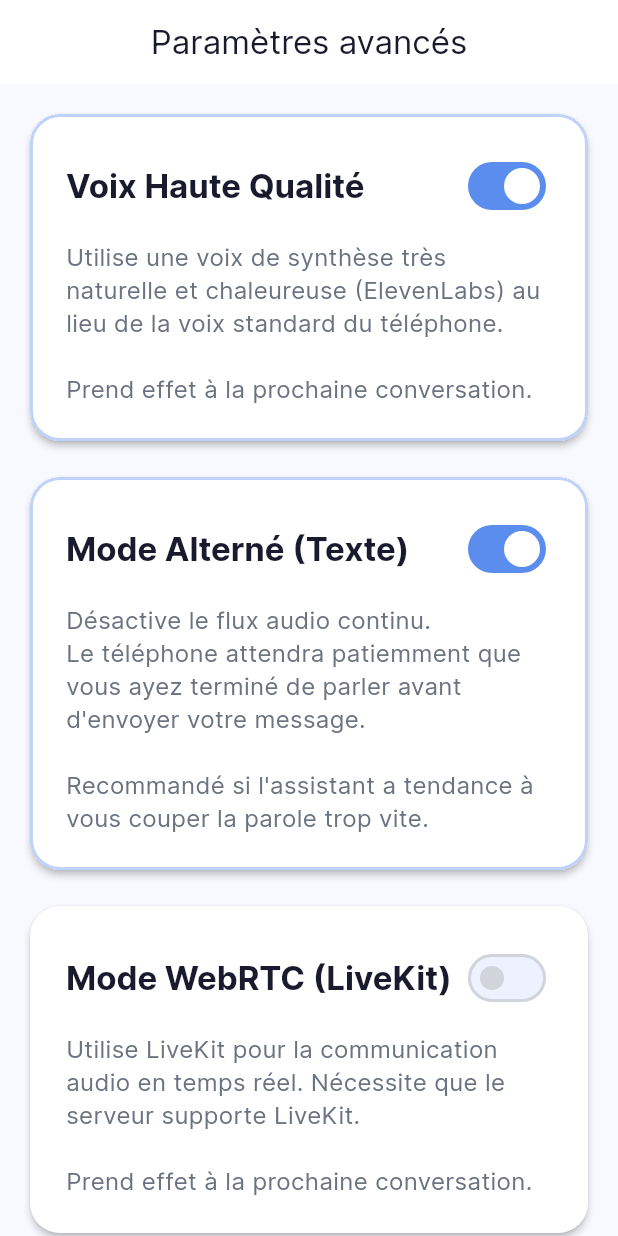
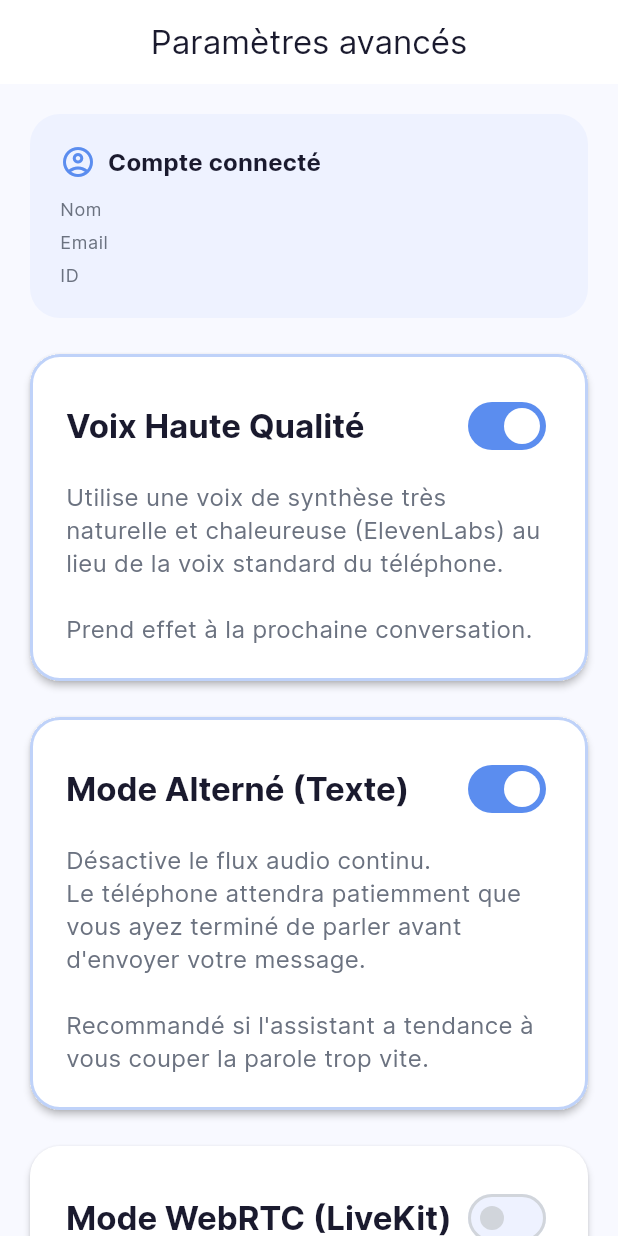
Before and after one commit to Litote/alzheimer-assistant, a Flutter app: the SettingsScreen screen opened by its route, on a phone screen of 412 x 824 dp. Run offline on Flutter 3.47's test engine with Material 3 defaults, Android fonts, the phone set to English and light mode, and no system bars; our stand-ins replace audioplayers, flutter_bloc, flutter_contacts, flutter_tts, freezed_annotation, go_router and 6 more; missing offline and left inert: flutter_pcm_sound, flutter_phone_direct_caller, livekit_client, record; accounts and stored records are empty; network calls fail.

Commit message:
fix(front): add user info and logout button in settings page

```diff
--- a/front/lib/features/settings/presentation/screens/settings_screen.dart
+++ b/front/lib/features/settings/presentation/screens/settings_screen.dart
@@ -1,10 +1,16 @@
 import 'package:flutter/material.dart';
+import 'package:alzheimer_assistant/shared/services/auth_service.dart';
 import 'package:alzheimer_assistant/shared/services/settings_service.dart';
 
 class SettingsScreen extends StatefulWidget {
-  const SettingsScreen({super.key, required this.settingsService});
+  const SettingsScreen({
+    super.key,
+    required this.settingsService,
+    required this.authService,
+  });
 
   final SettingsService settingsService;
+  final AuthService authService;
 
   @override
   State<SettingsScreen> createState() => _SettingsScreenState();
@@ -48,6 +54,8 @@ class _SettingsScreenState extends State<SettingsScreen> {
           : ListView(
               padding: const EdgeInsets.all(20),
               children: [
+                _UserInfoCard(authService: widget.authService),
+                const SizedBox(height: 24),
                 _SettingCard(
                   title: 'Voix Haute Qualité',
                   description:
@@ -90,8 +98,159 @@ class _SettingsScreenState extends State<SettingsScreen> {
                     setState(() => _useLiveKit = value);
                   },
                 ),
+                const SizedBox(height: 48),
+                _SignOutButton(authService: widget.authService),
               ],
             ),
+    );
+  }
+}
+
+class _UserInfoCard extends StatelessWidget {
+  const _UserInfoCard({required this.authService});
+
+  final AuthService authService;
+
+  @override
+  Widget build(BuildContext context) {
+    final theme = Theme.of(context);
+    final user = authService.currentUser;
+    final email = user?.email ?? user?.userMetadata?['email'] as String?;
+    final name = user?.userMetadata?['full_name'] as String?;
+    final id = user?.id ?? '—';
+
+    return Card(
+      elevation: 0,
+      color: theme.colorScheme.surfaceContainerHighest,
+      shape: RoundedRectangleBorder(borderRadius: BorderRadius.circular(20)),
+      child: Padding(
+        padding: const EdgeInsets.all(20),
+        child: Column(
+          crossAxisAlignment: CrossAxisAlignment.start,
+          children: [
+            Row(
+              children: [
+                Icon(Icons.account_circle_outlined,
+                    color: theme.colorScheme.primary),
+                const SizedBox(width: 8),
+                Text(
+                  'Compte connecté',
+                  style: theme.textTheme.titleMedium?.copyWith(
+                    fontWeight: FontWeight.bold,
+                  ),
+                ),
+              ],
+            ),
+            const SizedBox(height: 12),
+            if (name != null) ...[
+              _InfoRow(label: 'Nom', value: name, theme: theme),
+              const SizedBox(height: 6),
+            ],
+            if (email != null) ...[
+              _InfoRow(label: 'Email', value: email, theme: theme),
+              const SizedBox(height: 6),
+            ],
+            _InfoRow(label: 'ID', value: id, theme: theme, mono: true),
+          ],
+        ),
+      ),
+    );
+  }
+}
+
+class _InfoRow extends StatelessWidget {
+  const _InfoRow({
+    required this.label,
+    required this.value,
+    required this.theme,
+    this.mono = false,
+  });
+
+  final String label;
+  final String value;
+  final ThemeData theme;
+  final bool mono;
+
+  @override
+  Widget build(BuildContext context) {
+    return Row(
+      crossAxisAlignment: CrossAxisAlignment.start,
+      children: [
+        SizedBox(
+          width: 48,
+          child: Text(
+            label,
+            style: theme.textTheme.bodySmall?.copyWith(
+              color: theme.colorScheme.onSurfaceVariant,
+            ),
+          ),
+        ),
+        const SizedBox(width: 8),
+        Expanded(
+          child: Text(
+            value,
+            style: mono
+                ? theme.textTheme.bodySmall?.copyWith(
+                    fontFamily: 'monospace',
+                    color: theme.colorScheme.onSurface,
+                  )
+                : theme.textTheme.bodySmall?.copyWith(
+                    color: theme.colorScheme.onSurface,
+                  ),
+          ),
+        ),
+      ],
+    );
+  }
+}
+
+class _SignOutButton extends StatelessWidget {
+  const _SignOutButton({required this.authService});
+
+  final AuthService authService;
+
+  Future<void> _confirm(BuildContext context) async {
+    final confirmed = await showDialog<bool>(
+      context: context,
+      builder: (ctx) => AlertDialog(
+        title: const Text('Se déconnecter ?'),
+        content: const Text(
+          'Vous devrez vous reconnecter avec votre compte Google pour utiliser l\'application.',
+        ),
+        actions: [
+          TextButton(
+            onPressed: () => Navigator.of(ctx).pop(false),
+            child: const Text('Annuler'),
+          ),
+          TextButton(
+            onPressed: () => Navigator.of(ctx).pop(true),
+            style: TextButton.styleFrom(
+              foregroundColor: Theme.of(ctx).colorScheme.error,
+            ),
+            child: const Text('Se déconnecter'),
+          ),
+        ],
+      ),
+    );
+    if (confirmed == true) {
+      await authService.signOut();
+    }
+  }
+
+  @override
+  Widget build(BuildContext context) {
+    final theme = Theme.of(context);
+    return OutlinedButton.icon(
+      key: const Key('sign-out-button'),
+      style: OutlinedButton.styleFrom(
+        foregroundColor: theme.colorScheme.error,
+        side: BorderSide(color: theme.colorScheme.error.withAlpha(120)),
+        minimumSize: const Size.fromHeight(56),
+        shape: const StadiumBorder(),
+      ),
+      onPressed: () => _confirm(context),
+      icon: const Icon(Icons.logout),
+      label: const Text('Se déconnecter'),
     );
   }
 }
--- a/front/lib/shared/services/auth_service.dart
+++ b/front/lib/shared/services/auth_service.dart
@@ -26,6 +26,7 @@ class AuthService {
         _signInWithGoogle = (() => supabase.auth.signInWithOAuth(
               OAuthProvider.google,
               redirectTo: _googleSignInRedirectUrl,
+              authScreenLaunchMode: LaunchMode.externalApplication,
             )),
         _signOut = (() => supabase.auth.signOut()),
         _authStateChanges = supabase.auth.onAuthStateChange;
```
Also changed, not shown: front/lib/app/router.dart (+10 -0 lines), 2 other files.
